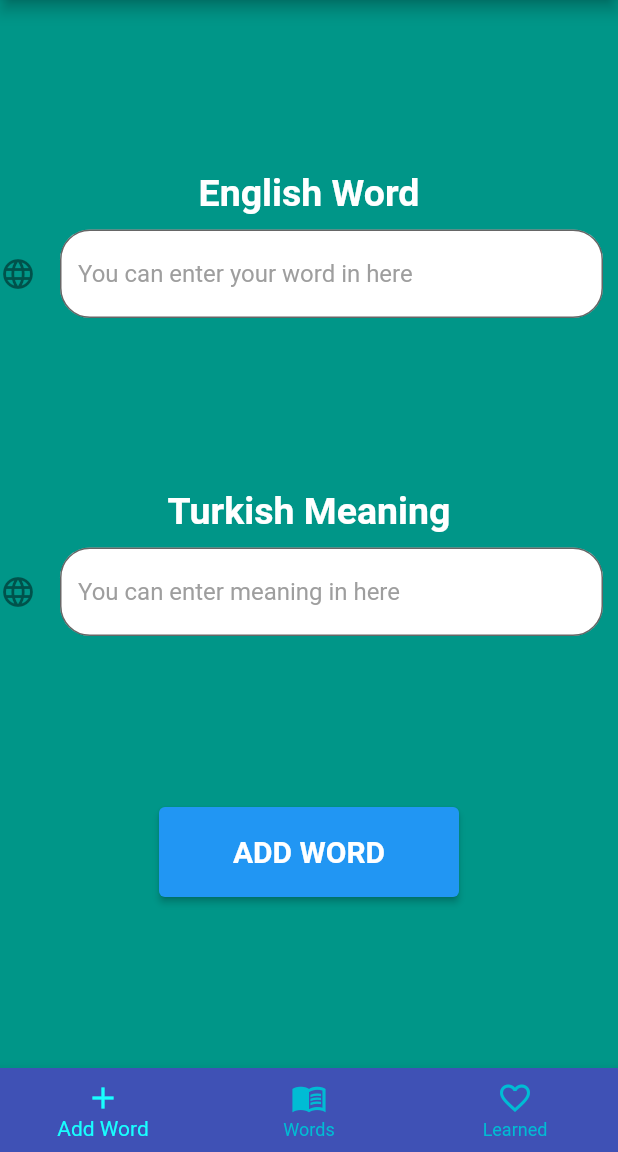
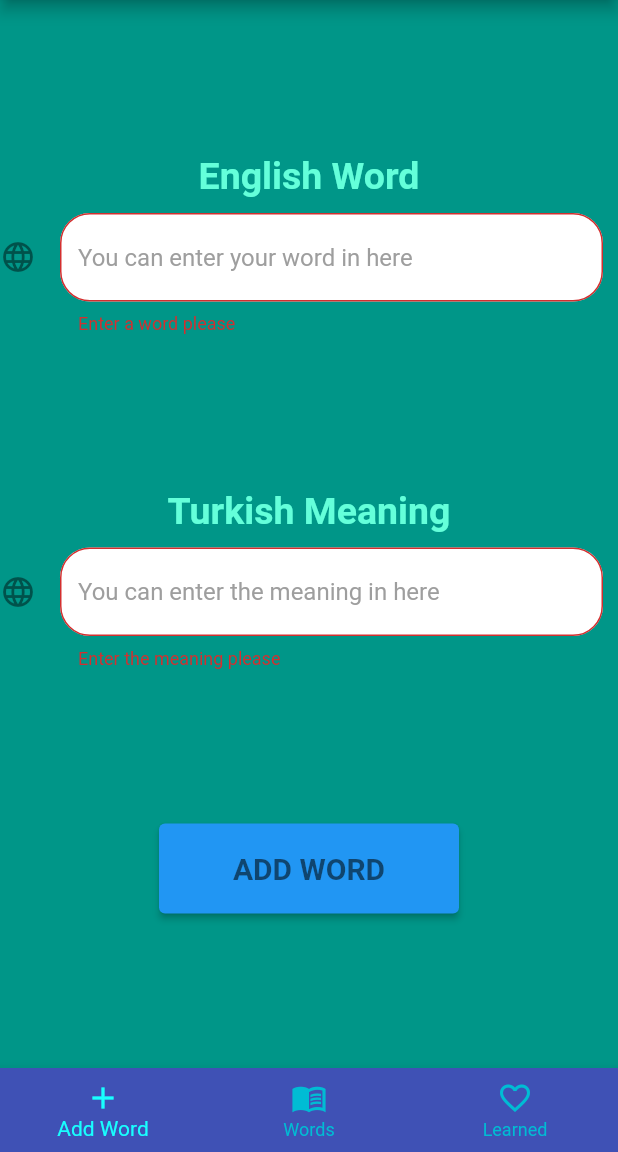
Before and after one commit to serhhatsari/Flutter-English-Turkish-Vocabulary-App, a Flutter app: the screen it shows after launch, after a tap on "ADD WORD", on a phone screen of 412 x 824 dp, the part 84-1236 px from its top. Run offline on Flutter 3.47's test engine with Material 2 defaults, Android fonts, the phone set to English and light mode, and no system bars; our stand-ins replace firebase_database; accounts and stored records are empty.

Commit message:
Add word page

```diff
--- a/lib/pages/add_word.dart
+++ b/lib/pages/add_word.dart
@@ -1,3 +1,6 @@
+import 'dart:collection';
+
+import 'package:english_turkish/firebase/firebase.dart';
 import 'package:flutter/material.dart';
 
 class AddWord extends StatefulWidget {
@@ -25,7 +28,7 @@ class _AddWordState extends State<AddWord> {
                 Text(
                   "English Word",
                   style: TextStyle(
-                      color: Colors.white,
+                      color: Colors.tealAccent,
                       fontWeight: FontWeight.bold,
                       fontSize: 25),
                 ),
@@ -61,7 +64,7 @@ class _AddWordState extends State<AddWord> {
                 Text(
                   "Turkish Meaning",
                   style: TextStyle(
-                      color: Colors.white,
+                      color: Colors.tealAccent,
                       fontWeight: FontWeight.bold,
                       fontSize: 25),
                 ),
@@ -74,7 +77,7 @@ class _AddWordState extends State<AddWord> {
                     controller: tftr,
                     validator: (tfinput) {
                       if (tfinput!.isEmpty) {
-                        return "Enter a word please";
+                        return "Enter the meaning please";
                       } else {
                         return null;
                       }
@@ -83,7 +86,7 @@ class _AddWordState extends State<AddWord> {
                       icon: Icon(Icons.language),
                       filled: true,
                       fillColor: Colors.white,
-                      hintText: "You can enter meaning in here",
+                      hintText: "You can enter the meaning in here",
                       hintStyle: TextStyle(color: Colors.grey),
                       border: OutlineInputBorder(
                           borderRadius: BorderRadius.all(Radius.circular(20))),
@@ -96,11 +99,46 @@ class _AddWordState extends State<AddWord> {
               height: 60,
               width: 200,
               child: ElevatedButton(
-                onPressed: () {},
+                onPressed: () {
+                  bool check = formkey.currentState!.validate();
+                  if (check) {
+                    var hmp = HashMap<String, dynamic>();
+                    hmp["English_word"] = tfeng.text;
+                    hmp["Turkish_word"] = tftr.text;
+                    hmp["starred"] = 2;
+                    ref.push().set(hmp);
+
+                    ScaffoldMessenger.of(context).showSnackBar(
+                      SnackBar(
+                        backgroundColor: Colors.blue.shade300,
+                        content: Row(
+                          children: [
+                            Icon(Icons.done),
+                            Spacer(),
+                            Text(
+                              "WORD HAS ADDED SUCCESFULLY",
+                              style: TextStyle(
+                                  color: Colors.deepPurple,
+                                  fontSize: 15,
+                                  fontWeight: FontWeight.bold),
+                            ),
+                            Spacer(),
+                          ],
+                        ),
+                        duration: Duration(seconds: 2),
+                      ),
+                    );
+                    setState(() {
+                      tfeng.text = '';
+                      tftr.text = '';
+                    });
+                  }
+                },
                 child: Text(
                   "ADD WORD",
                   style: TextStyle(
                     fontSize: 20,
+                    color: Colors.black54,
                     fontWeight: FontWeight.bold,
                   ),
                 ),
```
